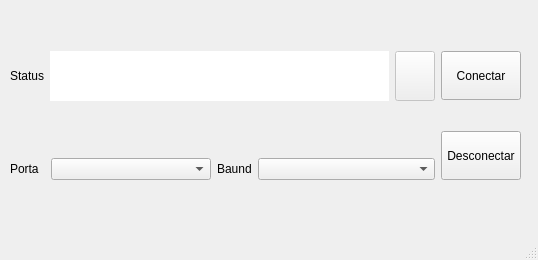
Before: the Qt Designer form lib/ui/mainwindow.ui in lucasfturos/TCC-Controle-de-Maquina, drawn with Qt 5.
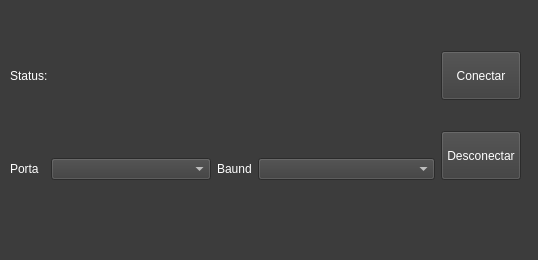
After: the same form once the commit is applied.

What changed in the file:
```diff
--- a/lib/ui/mainwindow.ui
+++ b/lib/ui/mainwindow.ui
@@ -22,6 +22,11 @@
   <property name="windowTitle">
    <string>Busca device</string>
   </property>
+  <property name="styleSheet">
+   <string notr="true">background-color: #3c3c3c;
+color: #fff;
+</string>
+  </property>
   <widget class="QWidget" name="centralwidget">
    <widget class="QWidget" name="gridLayoutWidget_3">
     <property name="geometry">
@@ -58,7 +63,7 @@
       </layout>
      </item>
      <item row="0" column="0">
-      <layout class="QGridLayout" name="gridLayout_2" rowstretch="0" columnstretch="0,0,0,0">
+      <layout class="QGridLayout" name="gridLayout_2" rowstretch="0" columnstretch="0,0,0">
        <item row="0" column="1">
         <widget class="QLineEdit" name="statusConnection">
          <property name="enabled">
@@ -73,6 +78,9 @@
          <property name="mouseTracking">
           <bool>false</bool>
          </property>
+         <property name="styleSheet">
+          <string notr="true"/>
+         </property>
          <property name="frame">
           <bool>false</bool>
          </property>
@@ -84,7 +92,7 @@
        <item row="0" column="0">
         <widget class="QLabel" name="label_2">
          <property name="text">
-          <string>Status</string>
+          <string>Status:</string>
          </property>
         </widget>
        </item>
@@ -99,6 +107,10 @@
            <height>60</height>
           </size>
          </property>
+         <property name="styleSheet">
+          <string notr="true">background-color: transparent; 
+border: none;</string>
+         </property>
          <property name="text">
           <string/>
          </property>
```
Left out of the diff: 2 changed lines with no effect on the pictures.
